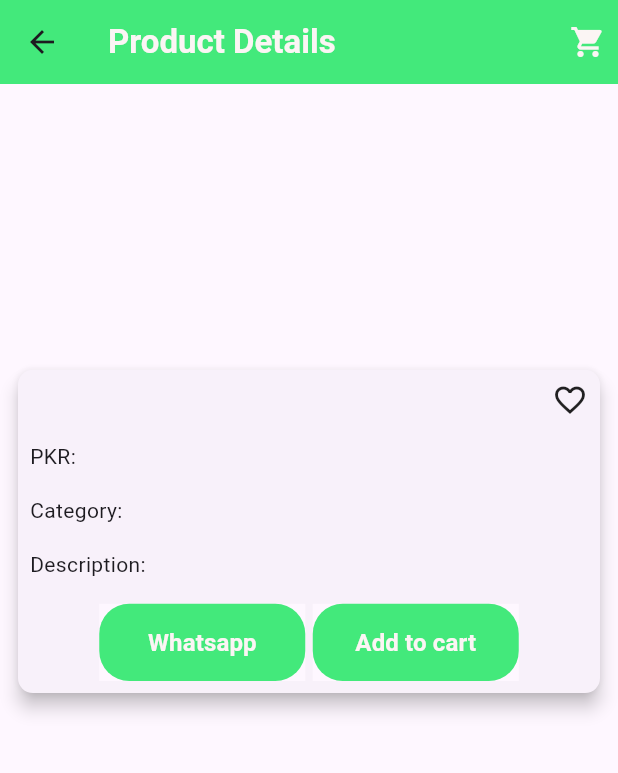
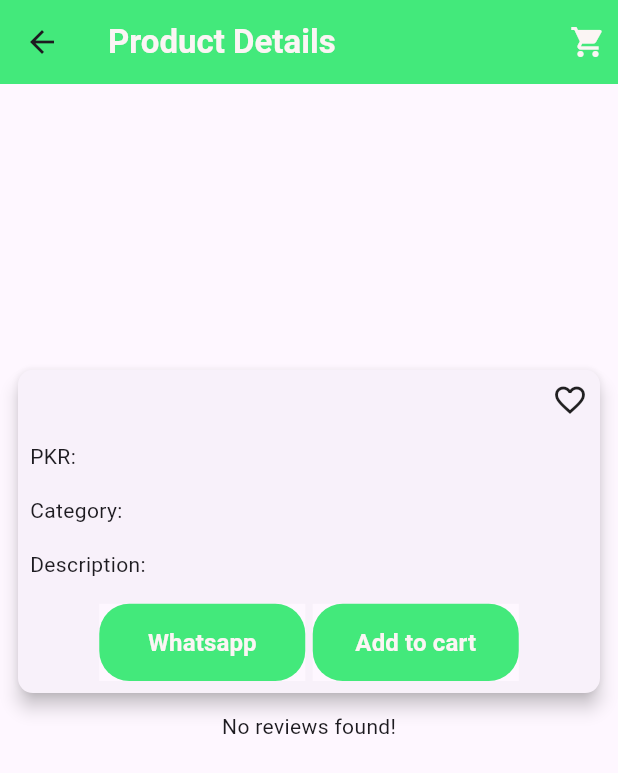
Before and after one commit to hwb06/Ecomm_App, a Flutter app: the ProductDetailsScreen screen opened directly with empty values, on a phone screen of 412 x 824 dp. Shown: the top 773 px of the screen. Run offline on Flutter 3.47's test engine with Material 3 defaults, Android fonts, the phone set to English and light mode, and no system bars; drawn by our look-alikes of carousel_slider; our stand-ins replace cached_network_image, cloud_firestore, firebase_auth, firebase_core, firebase_messaging, flutter_easyloading and 6 more; missing offline and left inert: image_card; accounts and stored records are empty.

Commit message:
Fetch feedbacks from firebase

```diff
--- a/lib/screens/user_panel/product_details_screen.dart
+++ b/lib/screens/user_panel/product_details_screen.dart
@@ -2,13 +2,17 @@ import 'package:cached_network_image/cached_network_image.dart';
 import 'package:carousel_slider/carousel_slider.dart';
 import 'package:cloud_firestore/cloud_firestore.dart';
 import 'package:e_comm_app/models/cart_model.dart';
+import 'package:e_comm_app/models/review_model.dart';
+import 'package:e_comm_app/screens/user_panel/single_category_products_screen.dart';
 import 'package:firebase_auth/firebase_auth.dart';
 import 'package:flutter/cupertino.dart';
 import 'package:flutter/material.dart';
 import 'package:get/get.dart';
 import 'package:get/get_core/src/get_main.dart';
+import 'package:image_card/image_card.dart';
 import 'package:url_launcher/url_launcher.dart';
 
+import '../../models/category.dart';
 import '../../models/product_model.dart';
 import '../../utils/app_constant.dart';
 import '../auth_ui/sign_in_screen.dart';
@@ -204,11 +208,77 @@ class _ProductDetailsScreenState extends State<ProductDetailsScreen> {
                 ),
               ),
             ),
+            //Review and feedback Section
+            FutureBuilder(
+              future: FirebaseFirestore.instance
+                  .collection('products')
+                  .doc(widget.productModel.productId)
+                  .collection('review')
+                  .get(),
+              builder: (BuildContext context,
+                  AsyncSnapshot<QuerySnapshot> snapshot) {
+                if (snapshot.hasError) {
+                  return Center(
+                    child: Text("Error"),
+                  );
+                }
+                if (snapshot.connectionState == ConnectionState.waiting) {
+                  return Container(
+                    height: Get.height / 5,
+                    child: Center(
+                      child: CupertinoActivityIndicator(),
+                    ),
+                  );
+                }
+
+                if (snapshot.data!.docs.isEmpty) {
+                  return Center(
+                    child: Text("No reviews found!"),
+                  );
+                }
+
+                if (snapshot.data != null) {
+                  return ListView.builder(
+                    physics: BouncingScrollPhysics(),
+                    shrinkWrap: true,
+                    itemCount: snapshot.data!.docs.length,
+                    itemBuilder: (context, index) {
+                      var data = snapshot.data!.docs[index];
+                      ReviewModel reviewModel = ReviewModel(
+                        customerName: data['customerName'],
+                        customerPhone: data['customerPhone'],
+                        customerDeviceToken: data['customerDeviceToken'],
+                        customerId: data['customerId'],
+                        feedback: data['feedback'],
+                        rating: data['rating'],
+                        createdAt: data['createdAt'],
+                      );
+                      return Card(
+                        elevation: 5,
+                        child: ListTile(
+                          leading: CircleAvatar(
+                            child: Text(reviewModel.customerName[0]),
+                          ),
+                          title: Text(reviewModel.customerName),
+                          subtitle: Text(reviewModel.feedback),
+                          trailing: Text(reviewModel.rating),
+                        ),
+                      );
+                    },
+                  );
+                }
+
+                return Container();
+              },
+            ),
           ],
         ),
       ),
     );
   }
+
+
+
 
   //send message on whatsapp
   static Future<void> sendMessageOnWhatsApp(
@@ -219,12 +289,11 @@ class _ProductDetailsScreenState extends State<ProductDetailsScreen> {
 
     final url = 'https://wa.me/$number? text = ${Uri.encodeComponent(message)}';
 
-    if(await canLaunchUrl(url as Uri)){
+    if (await canLaunchUrl(url as Uri)) {
       await launch(url);
-    } else{
+    } else {
       throw 'Could Not Launch $url';
     }
-
   }
 
   //check product exist or not
```
